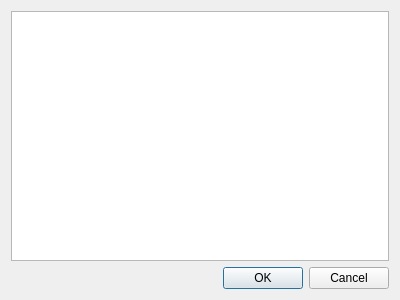
Qt form plugins/view/spreadsheet/HeaderSelectionDialog.ui (jalamao/tulip-1) before a commit.
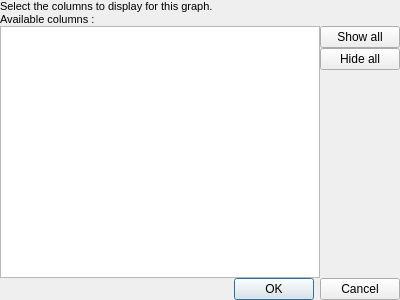
The same form after that commit.

```diff
--- a/plugins/view/spreadsheet/HeaderSelectionDialog.ui
+++ b/plugins/view/spreadsheet/HeaderSelectionDialog.ui
@@ -14,6 +14,32 @@
    <string>Dialog</string>
   </property>
   <layout class="QVBoxLayout" name="verticalLayout">
+   <property name="spacing">
+    <number>0</number>
+   </property>
+   <property name="margin">
+    <number>0</number>
+   </property>
+   <item>
+    <widget class="QLabel" name="label">
+     <property name="text">
+      <string>&lt;!DOCTYPE HTML PUBLIC &quot;-//W3C//DTD HTML 4.0//EN&quot; &quot;http://www.w3.org/TR/REC-html40/strict.dtd&quot;&gt;
+&lt;html&gt;&lt;head&gt;&lt;meta name=&quot;qrichtext&quot; content=&quot;1&quot; /&gt;&lt;style type=&quot;text/css&quot;&gt;
+p, li { white-space: pre-wrap; }
+&lt;/style&gt;&lt;/head&gt;&lt;body style=&quot; font-family:'MS Shell Dlg 2'; font-size:8.25pt; font-weight:400; font-style:normal;&quot;&gt;
+&lt;p style=&quot; margin-top:0px; margin-bottom:0px; margin-left:0px; margin-right:0px; -qt-block-indent:0; text-indent:0px;&quot;&gt;&lt;span style=&quot; font-size:8pt;&quot;&gt;Select the columns to display for this graph.&lt;/span&gt;&lt;/p&gt;
+&lt;p style=&quot; margin-top:0px; margin-bottom:0px; margin-left:0px; margin-right:0px; -qt-block-indent:0; text-indent:0px;&quot;&gt;&lt;span style=&quot; font-size:8pt;&quot;&gt;Available columns :&lt;/span&gt;&lt;/p&gt;&lt;/body&gt;&lt;/html&gt;</string>
+     </property>
+    </widget>
+   </item>
+   <item>
+    <layout class="QHBoxLayout" name="horizontalLayout">
+     <property name="spacing">
+      <number>0</number>
+     </property>
+     <property name="topMargin">
+      <number>0</number>
+     </property>
    <item>
     <widget class="QListWidget" name="listWidget">
      <property name="editTriggers">
@@ -26,6 +52,45 @@
       <bool>true</bool>
      </property>
     </widget>
+     </item>
+     <item>
+      <layout class="QVBoxLayout" name="verticalLayout_2">
+       <property name="spacing">
+        <number>0</number>
+       </property>
+       <property name="leftMargin">
+        <number>0</number>
+       </property>
+       <item>
+        <widget class="QPushButton" name="displayAllColumnsPushButton">
+         <property name="text">
+          <string>Show all</string>
+         </property>
+        </widget>
+       </item>
+       <item>
+        <widget class="QPushButton" name="hideAllColumnsPushButton">
+         <property name="text">
+          <string>Hide all</string>
+         </property>
+        </widget>
+       </item>
+       <item>
+        <spacer name="verticalSpacer">
+         <property name="orientation">
+          <enum>Qt::Vertical</enum>
+         </property>
+         <property name="sizeHint" stdset="0">
+          <size>
+           <width>20</width>
+           <height>40</height>
+          </size>
+         </property>
+        </spacer>
+       </item>
+      </layout>
+     </item>
+    </layout>
    </item>
    <item>
     <widget class="QDialogButtonBox" name="buttonBox">
```
Lines whose indentation alone changed are shown as unchanged.
